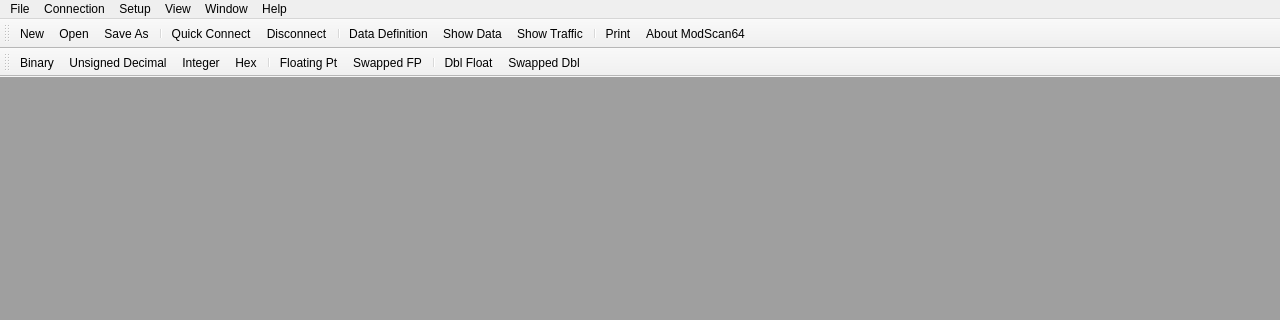
Old version of the form omodscan/mainwindow.ui in the repository sanny32/OpenModScan; both pictures show x 0 to 1280 and y 0 to 320 of the 1280 by 720 pixel window.
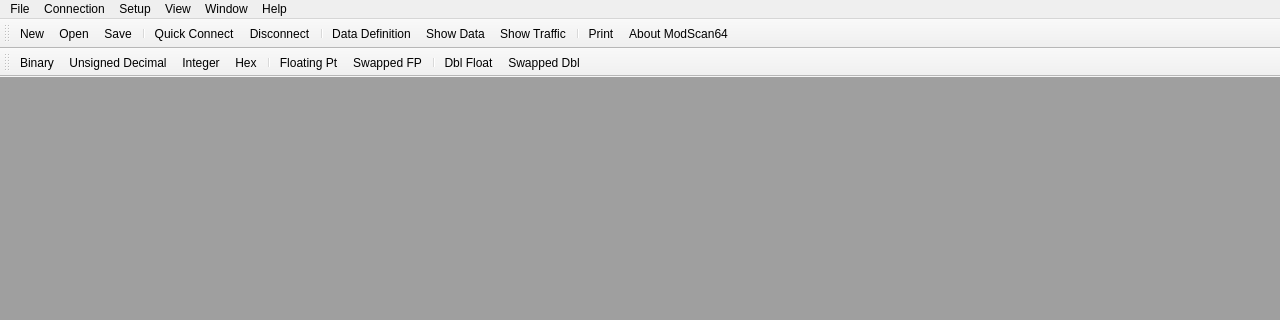
New version of the form. Icons and pictures are not drawn.

Patch:
```diff
--- a/omodscan/mainwindow.ui
+++ b/omodscan/mainwindow.ui
@@ -183,7 +183,7 @@
    </attribute>
    <addaction name="actionNew"/>
    <addaction name="actionOpen"/>
-   <addaction name="actionSaveAs"/>
+   <addaction name="actionSave"/>
    <addaction name="separator"/>
    <addaction name="actionQuickConnect"/>
    <addaction name="actionDisconnect"/>
```
Left out of the diff: 8 changed lines with no effect on the pictures.
